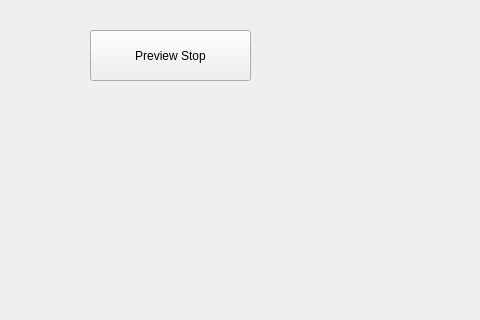
Above: mainwindow.ui from shnomad/Qt-tensorflow-lite before the change; both pictures show x 0 to 480 and y 150 to 470 of the 1280 by 800 pixel window. Below: the same form after it.
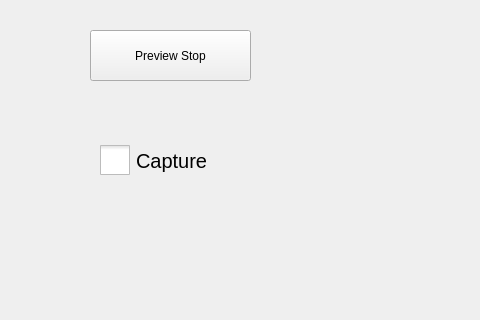
That is the form after the change.

What changed in the file:
```diff
--- a/mainwindow.ui
+++ b/mainwindow.ui
@@ -53,6 +53,30 @@
      <string/>
     </property>
    </widget>
+   <widget class="QCheckBox" name="capture">
+    <property name="geometry">
+     <rect>
+      <x>100</x>
+      <y>290</y>
+      <width>151</width>
+      <height>41</height>
+     </rect>
+    </property>
+    <property name="font">
+     <font>
+      <pointsize>15</pointsize>
+     </font>
+    </property>
+    <property name="styleSheet">
+     <string notr="true">QCheckBox::indicator {
+     width: 30px;
+     height: 30px;
+ }</string>
+    </property>
+    <property name="text">
+     <string>Capture</string>
+    </property>
+   </widget>
   </widget>
   <widget class="QMenuBar" name="menubar">
    <property name="geometry">
```
